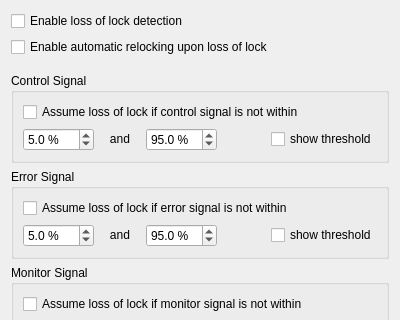
The window that linien-gui/linien_gui/ui/relocking_panel.ui (linien-org/linien) describes before a commit, drawn with Qt 5; both pictures show x 0 to 400 and y 0 to 320 of the 400 by 570 pixel window.
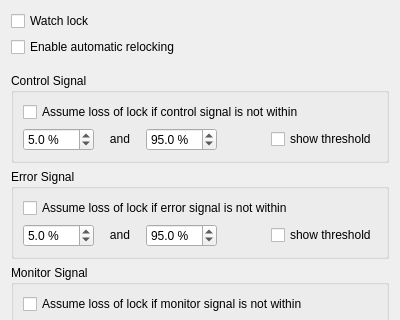
The same window after the commit. Custom widgets are drawn as their Qt base class.

Commit message: fix plotting of watch lock thresholds

Diff of the .ui file:
```diff
--- a/linien-gui/linien_gui/ui/relocking_panel.ui
+++ b/linien-gui/linien_gui/ui/relocking_panel.ui
@@ -29,14 +29,14 @@
    <item>
     <widget class="QCheckBox" name="watchLockCheckBox">
      <property name="text">
-      <string>Enable loss of lock detection</string>
+      <string>Watch lock</string>
      </property>
     </widget>
    </item>
    <item>
     <widget class="QCheckBox" name="automaticRelockingCheckbox">
      <property name="text">
-      <string>Enable automatic relocking upon loss of lock</string>
+      <string>Enable automatic relocking</string>
      </property>
     </widget>
    </item>
```
The commit also changes 3 other files.
